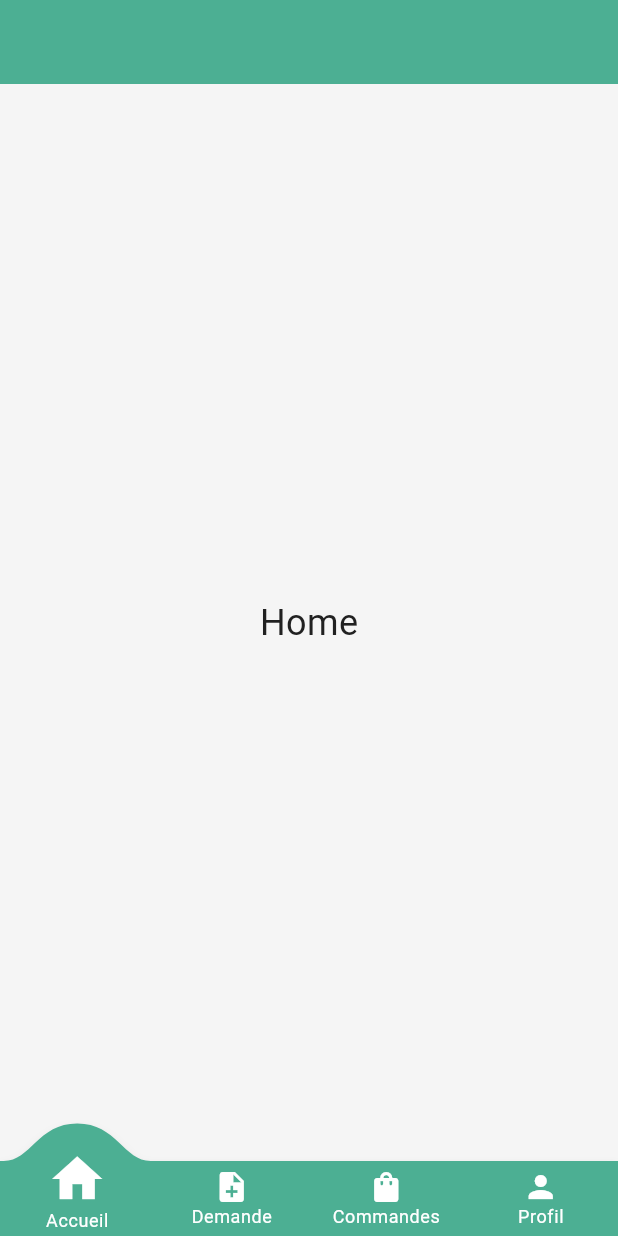
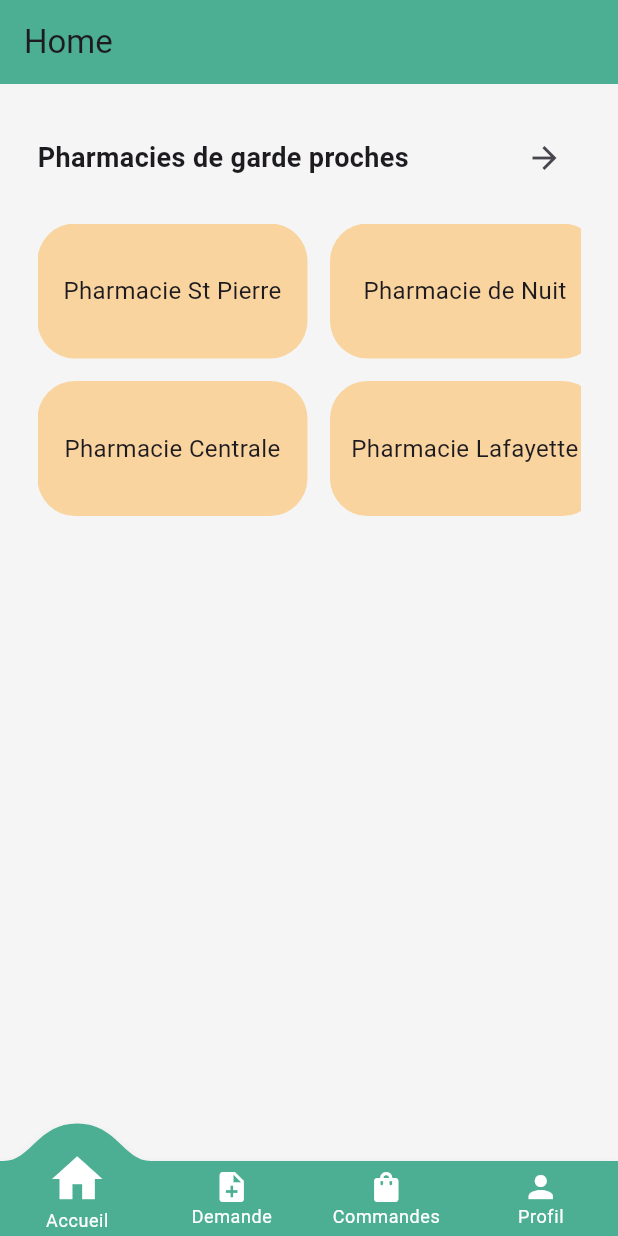
Before and after one commit to Louiscarlos2508/RechercheLivraisonMedicament, a Flutter app: the PatientHome screen opened by its route, on a phone screen of 412 x 824 dp. Run offline on Flutter 3.47's test engine with Material 3 defaults, Android fonts, the phone set to English and light mode, and no system bars; drawn by our look-alikes of convex_bottom_bar; our stand-ins replace cloud_firestore, firebase_auth, firebase_core, firebase_storage, image_picker, permission_handler; accounts and stored records are empty.

Commit message:
home_content_progress

```diff
--- /dev/null
+++ b/lib/core/widgets/pharmacy_card.dart
@@ -0,0 +1,27 @@
+import 'package:flutter/material.dart';
+
+class PharmacyCard extends StatelessWidget {
+  final String name;
+
+  const PharmacyCard({super.key, required this.name});
+
+  @override
+  Widget build(BuildContext context) {
+    return Container(
+      height: 90,
+      width: 180,
+      decoration: BoxDecoration(
+        borderRadius: BorderRadius.circular(25),
+        color: Colors.orange.withValues(alpha: 0.35),
+      ),
+      padding: const EdgeInsets.all(10),
+      child: Center(
+        child: Text(
+          name,
+          textAlign: TextAlign.center,
+          style: const TextStyle(fontSize: 16),
+        ),
+      ),
+    );
+  }
+}
--- /dev/null
+++ b/lib/features/patient/home/data/pharmacies_list.dart
@@ -0,0 +1,11 @@
+final List<String> pharmacies = [
+  "Pharmacie St Pierre",
+  "Pharmacie Centrale",
+  "Pharmacie de Nuit",
+  "Pharmacie Lafayette",
+  "Pharmacie 24/7",
+  "Pharmacie Jean Jaurès",
+  "Pharmacie de l'Aéroport",
+  "Pharmacie Universitaire",
+  "Pharmacie du Marché",
+];
--- a/lib/features/patient/home/home_content.dart
+++ b/lib/features/patient/home/home_content.dart
@@ -1,21 +1,85 @@
 import 'package:flutter/material.dart';
 import '../../../core/constants/app_colors.dart';
+import '../../../core/widgets/pharmacy_card.dart';
+import 'all_pharmacies_page.dart';
+import 'data/pharmacies_list.dart';
 
-class HomeContent extends StatelessWidget { // Changer en StatelessWidget
+class HomeContent extends StatefulWidget {
   const HomeContent({super.key});
 
   @override
+  State<HomeContent> createState() => _HomeContentState();
+}
+
+class _HomeContentState extends State<HomeContent> {
+  @override
   Widget build(BuildContext context) {
+    // On limite à 4 pour l'affichage
+    final List<String> displayedPharmacies =
+    pharmacies.length > 4 ? pharmacies.sublist(0, 4) : pharmacies;
+
     return Scaffold(
       backgroundColor: AppColors.backgroundcolor,
       appBar: AppBar(
         backgroundColor: AppColors.primarycolor,
+        title: Text("Home"),
         automaticallyImplyLeading: false,
       ),
-      body: Center(
-        child: Text(
-          "Home",
-          style: TextStyle(fontSize: 24, color: AppColors.textPrimarycolor),
+      body: Padding(
+        padding: const EdgeInsets.all(25),
+        child: Column(
+          crossAxisAlignment: CrossAxisAlignment.start,
+          children: [
+            // Ligne de titre + bouton
+            Row(
+              mainAxisAlignment: MainAxisAlignment.spaceBetween,
+              children: [
+                const Text(
+                  "Pharmacies de garde proches",
+                  style: TextStyle(
+                    fontSize: 18,
+                    fontWeight: FontWeight.bold,
+                  ),
+                ),
+                IconButton(
+                  icon: const Icon(Icons.arrow_forward),
+                  onPressed: () {
+                    Navigator.push(
+                      context,
+                      MaterialPageRoute(
+                        builder: (_) => const AllPharmaciesPage(),
+                      ),
+                    );
+                  },
+                ),
+              ],
+            ),
+            const SizedBox(height: 20),
+            // Grille scrollable avec 2 lignes max
+            SizedBox(
+              height: 250,
+              child: ListView.builder(
+                scrollDirection: Axis.horizontal,
+                itemCount: (displayedPharmacies.length / 2).ceil(),
+                itemBuilder: (context, columnIndex) {
+                  final int index1 = columnIndex * 2;
+                  final int index2 = index1 + 1;
+
+                  return Padding(
+                    padding: const EdgeInsets.only(right: 15),
+                    child: Column(
+                      children: [
+                        PharmacyCard(name: displayedPharmacies[index1]),
+                        const SizedBox(height: 15),
+                        if (index2 < displayedPharmacies.length)
+                          PharmacyCard(name: displayedPharmacies[index2]),
+                      ],
+                    ),
+                  );
+                },
+              ),
+            ),
+          ],
         ),
       ),
     );
--- a/lib/features/patient/orders/history_page.dart
+++ b/lib/features/patient/orders/history_page.dart
@@ -15,8 +15,9 @@ class _HistoryPageState extends State<HistoryPage> {
     return Scaffold(
       backgroundColor: AppColors.backgroundcolor,
       appBar: AppBar(
-        title: Text("Historique des demandes"),
+        title: Text("Historique des demandes", style: TextStyle(color: AppColors.surfacecolor),),
         centerTitle: true,
+        backgroundColor: AppColors.primarycolor,
       ),
     );
   }
--- a/lib/features/patient/patient_home.dart
+++ b/lib/features/patient/patient_home.dart
@@ -1,5 +1,6 @@
 import 'package:convex_bottom_bar/convex_bottom_bar.dart';
 import 'package:flutter/material.dart';
+import 'package:flutter/services.dart';
 import 'package:recherchelivraisonmedicament/core/constants/app_colors.dart';
 import 'package:recherchelivraisonmedicament/features/patient/profile/profile_page.dart';
 
@@ -16,6 +17,10 @@ class PatientHome extends StatefulWidget {
 
 class _PatientHomeState extends State<PatientHome> {
   int _currentIndex =0;
+  final systemUiOverlayStyle = SystemUiOverlayStyle(
+    statusBarColor: AppColors.primarycolor,
+    statusBarIconBrightness: Brightness.light,
+  );
 
   final List<Map<String, dynamic>> _screens = [
     {
@@ -43,10 +48,11 @@ class _PatientHomeState extends State<PatientHome> {
 
   @override
   Widget build(BuildContext context) {
-    return Scaffold(
-      body: SafeArea(
-        child: _screens[_currentIndex]['widget'],
-      ),
+    return AnnotatedRegion<SystemUiOverlayStyle>(
+      value: systemUiOverlayStyle,
+      child: Scaffold(
+
+        body: _screens[_currentIndex]['widget'],
         bottomNavigationBar: ConvexAppBar(
           backgroundColor: AppColors.primarycolor,
             color: AppColors.surfacecolor,
@@ -66,6 +72,7 @@ class _PatientHomeState extends State<PatientHome> {
             });
           },
         ),
+      ),
     );
   }
 }
--- a/lib/features/patient/profile/about_page.dart
+++ b/lib/features/patient/profile/about_page.dart
@@ -16,8 +16,9 @@ class _AboutPageState extends State<AboutPage> {
     return Scaffold(
       backgroundColor: AppColors.backgroundcolor,
       appBar: AppBar(
-        title: Text("À propos"),
+        title: Text("À propos", style: TextStyle(color: AppColors.surfacecolor),),
         centerTitle: true,
+        backgroundColor: AppColors.primarycolor,
       ),
     );
   }
--- a/lib/features/patient/profile/help_page.dart
+++ b/lib/features/patient/profile/help_page.dart
@@ -16,8 +16,9 @@ class _HelpPageState extends State<HelpPage> {
     return Scaffold(
       backgroundColor: AppColors.backgroundcolor,
       appBar: AppBar(
-        title: Text("Soutien/Aide"),
+        title: Text("Soutien/Aide", style: TextStyle(color: AppColors.surfacecolor),),
         centerTitle: true,
+        backgroundColor: AppColors.primarycolor,
       ),
     );
   }
--- a/lib/features/patient/profile/profile_page.dart
+++ b/lib/features/patient/profile/profile_page.dart
@@ -65,9 +65,9 @@ class _ProfilePageState extends State<ProfilePage> {
     return Scaffold(
       backgroundColor: AppColors.backgroundcolor,
       appBar: AppBar(
-        backgroundColor: Colors.transparent,
+        backgroundColor: AppColors.primarycolor,
         centerTitle: true,
-        title: Text("Profil"),
+        title: Text("Profil", style: TextStyle(color: AppColors.surfacecolor),),
         automaticallyImplyLeading: true,
       ),
       body:isLoading
--- a/lib/features/patient/profile/settings_page.dart
+++ b/lib/features/patient/profile/settings_page.dart
@@ -16,8 +16,9 @@ class _SettingsPageState extends State<SettingsPage> {
     return Scaffold(
       backgroundColor: AppColors.backgroundcolor,
       appBar: AppBar(
-        title: Text("Paramètres"),
+        title: Text("Paramètres", style: TextStyle(color: AppColors.surfacecolor),),
         centerTitle: true,
+        backgroundColor: AppColors.primarycolor,
       ),
     );
   }
--- a/lib/features/patient/profile/update_profile_page.dart
+++ b/lib/features/patient/profile/update_profile_page.dart
@@ -118,8 +118,9 @@ class _UpdateProfilePageState extends State<UpdateProfilePage> {
     return Scaffold(
       backgroundColor: AppColors.backgroundcolor,
       appBar: AppBar(
-        title: Text("Modifier le profil"),
+        title: Text("Modifier le profil", style: TextStyle(color: AppColors.surfacecolor),),
         centerTitle: true,
+        backgroundColor: AppColors.primarycolor,
       ),
       body: isLoading
           ? const Center(child: CircularProgressIndicator())
```
Also changed, not shown: lib/features/patient/home/all_pharmacies_page.dart (added, +36 -0 lines), 4 other files. Lines whose indentation alone changed are shown as unchanged.
